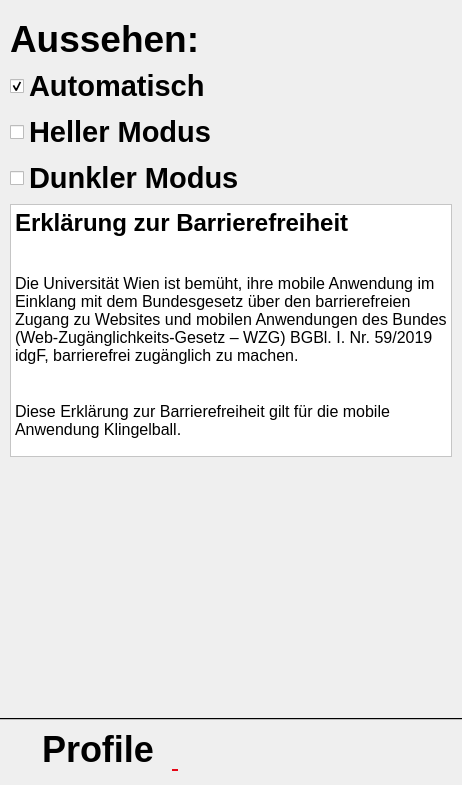
Before: the Qt Designer form klingelballui.ui in Sammasas/Klingelball-App, drawn with Qt 5.
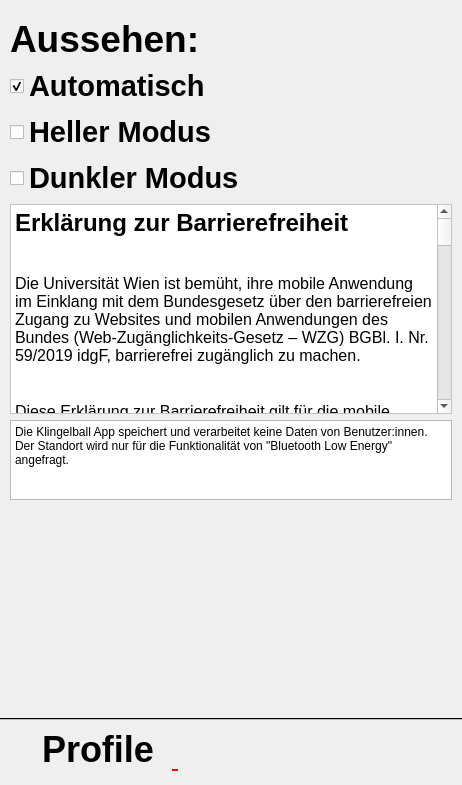
After: the same form once the commit is applied. Icons and pictures are not drawn.

Commit message: Location description added

What changed in the file:
```diff
--- a/klingelballui.ui
+++ b/klingelballui.ui
@@ -124,7 +124,7 @@
        </size>
       </property>
       <property name="elideMode">
-       <enum>Qt::TextElideMode::ElideMiddle</enum>
+       <enum>Qt::ElideLeft</enum>
       </property>
       <property name="usesScrollButtons">
        <bool>false</bool>
@@ -2407,10 +2407,10 @@
 }</string>
           </property>
           <property name="verticalScrollBarPolicy">
-           <enum>Qt::ScrollBarPolicy::ScrollBarAlwaysOff</enum>
+           <enum>Qt::ScrollBarAsNeeded</enum>
           </property>
           <property name="horizontalScrollBarPolicy">
-           <enum>Qt::ScrollBarPolicy::ScrollBarAlwaysOff</enum>
+           <enum>Qt::ScrollBarAsNeeded</enum>
           </property>
           <property name="html">
            <string>&lt;!DOCTYPE HTML PUBLIC &quot;-//W3C//DTD HTML 4.0//EN&quot; &quot;http://www.w3.org/TR/REC-html40/strict.dtd&quot;&gt;
@@ -2419,7 +2419,7 @@
 hr { height: 1px; border-width: 0; }
 li.unchecked::marker { content: &quot;\2610&quot;; }
 li.checked::marker { content: &quot;\2612&quot;; }
-&lt;/style&gt;&lt;/head&gt;&lt;body style=&quot; font-family:'.AppleSystemUIFont'; font-size:13pt; font-weight:400; font-style:normal;&quot;&gt;
+&lt;/style&gt;&lt;/head&gt;&lt;body style=&quot; font-family:'Segoe UI'; font-size:9pt; font-weight:400; font-style:normal;&quot;&gt;
 &lt;p style=&quot; margin-top:37px; margin-bottom:37px; margin-left:0px; margin-right:0px; -qt-block-indent:0; text-indent:0px; background-color:transparent;&quot;&gt;&lt;a name=&quot;WACViewPanel_ClipboardElement&quot;&gt;&lt;/a&gt;&lt;span style=&quot; font-family:'Times New Roman','Times New Roman_EmbeddedFont','Times New Roman_MSFontService','serif'; font-size:18pt; font-weight:700; color:#000000;&quot;&gt;E&lt;/span&gt;&lt;span style=&quot; font-family:'Times New Roman','Times New Roman_EmbeddedFont','Times New Roman_MSFontService','serif'; font-size:18pt; font-weight:700; color:#000000;&quot;&gt;rklärung zur Barrierefreiheit&lt;/span&gt;&lt;span style=&quot; font-family:'Times New Roman','Times New Roman_EmbeddedFont','Times New Roman_MSFontService','serif'; font-size:18pt; color:#000000;&quot;&gt; &lt;/span&gt;&lt;/p&gt;
 &lt;p style=&quot; margin-top:37px; margin-bottom:37px; margin-left:0px; margin-right:0px; -qt-block-indent:0; text-indent:0px; background-color:transparent;&quot;&gt;&lt;span style=&quot; font-family:'Times New Roman','Times New Roman_EmbeddedFont','Times New Roman_MSFontService','serif'; font-size:12pt; color:#000000;&quot;&gt;Die Universität Wien ist bemüht, ihre mobile Anwendung im Einklang mit dem Bundesgesetz über den barrierefreien Zugang zu Websites und mobilen Anwendungen des Bundes (Web-Zugänglichkeits-Gesetz – WZG) BGBl. I. Nr. 59/2019 idgF, barrierefrei zugänglich zu machen. &lt;/span&gt;&lt;/p&gt;
 &lt;p style=&quot; margin-top:37px; margin-bottom:37px; margin-left:0px; margin-right:0px; -qt-block-indent:0; text-indent:0px; background-color:transparent;&quot;&gt;&lt;span style=&quot; font-family:'Times New Roman','Times New Roman_EmbeddedFont','Times New Roman_MSFontService','serif'; font-size:12pt; color:#000000;&quot;&gt;Diese Erklärung zur Barrierefreiheit gilt für die mobile Anwendung &lt;/span&gt;&lt;span style=&quot; font-family:'Times New Roman','Times New Roman_EmbeddedFont','Times New Roman_MSFontService','serif'; font-size:12pt; color:#000000; background-color:transparent;&quot;&gt;Klingelball.&lt;/span&gt;&lt;span style=&quot; font-family:'Times New Roman','Times New Roman_EmbeddedFont','Times New Roman_MSFontService','serif'; font-size:12pt; color:#000000;&quot;&gt; &lt;/span&gt;&lt;/p&gt;
@@ -2443,6 +2443,26 @@
           </property>
          </widget>
         </item>
+        <item>
+         <widget class="QTextBrowser" name="textBrowser">
+          <property name="maximumSize">
+           <size>
+            <width>16777215</width>
+            <height>80</height>
+           </size>
+          </property>
+          <property name="html">
+           <string>&lt;!DOCTYPE HTML PUBLIC &quot;-//W3C//DTD HTML 4.0//EN&quot; &quot;http://www.w3.org/TR/REC-html40/strict.dtd&quot;&gt;
+&lt;html&gt;&lt;head&gt;&lt;meta name=&quot;qrichtext&quot; content=&quot;1&quot; /&gt;&lt;meta charset=&quot;utf-8&quot; /&gt;&lt;style type=&quot;text/css&quot;&gt;
+p, li { white-space: pre-wrap; }
+hr { height: 1px; border-width: 0; }
+li.unchecked::marker { content: &quot;\2610&quot;; }
+li.checked::marker { content: &quot;\2612&quot;; }
+&lt;/style&gt;&lt;/head&gt;&lt;body style=&quot; font-family:'Segoe UI'; font-size:9pt; font-weight:400; font-style:normal;&quot;&gt;
+&lt;p style=&quot; margin-top:0px; margin-bottom:0px; margin-left:0px; margin-right:0px; -qt-block-indent:0; text-indent:0px;&quot;&gt;Die Klingelball App speichert und verarbeitet keine Daten von Benutzer:innen. Der Standort wird nur für die Funktionalität von &amp;quot;Bluetooth Low Energy&amp;quot;  angefragt. &lt;/p&gt;&lt;/body&gt;&lt;/html&gt;</string>
+          </property>
+         </widget>
+        </item>
         <item>
          <spacer name="verticalSpacer_10">
           <property name="orientation">
```
Left out of the diff: 130 changed lines with no effect on the pictures. The commit also changes 1 other file.
